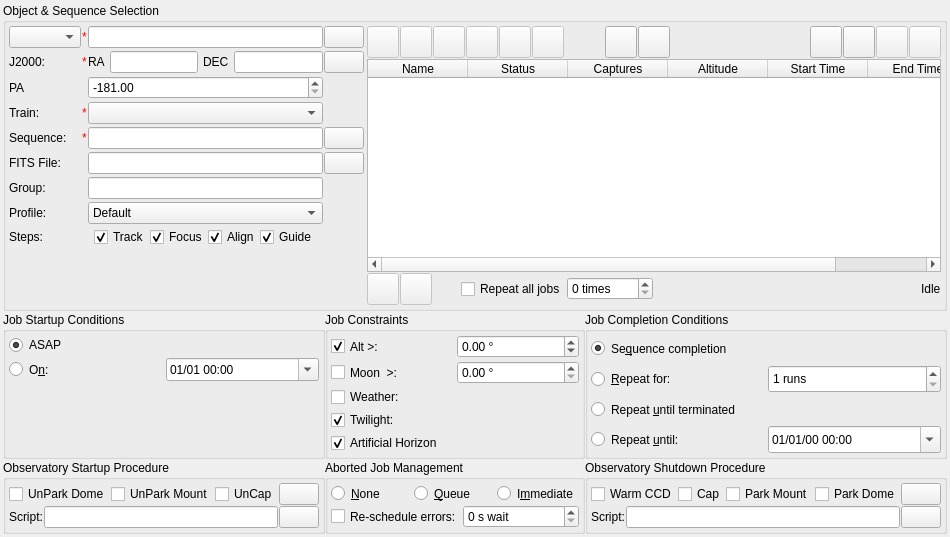
Qt form kstars/ekos/scheduler/scheduler.ui (KDE/kstars) before a commit.
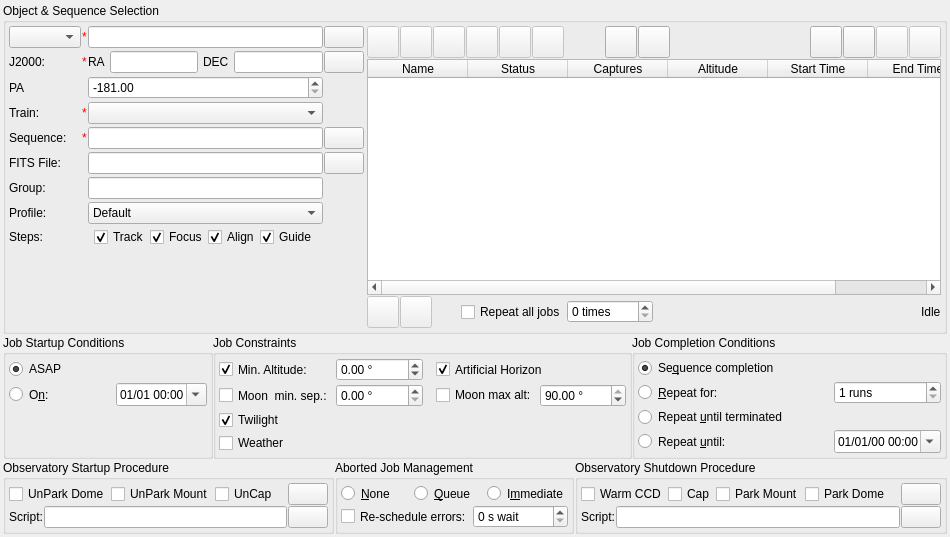
The same form after that commit. Icons and pictures are not drawn. Custom widgets are drawn as their Qt base class.

Commit message:
Moon altitude as schedule constraint
During the time where the moon is visible, it should be possible to schedule only those jobs that are not disturbed by moonlight (e.g. H-alpha captures). To enable this, a new optional constraint is introduced where the maximal moon altitude could be set.

The edit to the form file:
```diff
--- a/kstars/ekos/scheduler/scheduler.ui
+++ b/kstars/ekos/scheduler/scheduler.ui
@@ -10,7 +10,7 @@
     <height>537</height>
    </rect>
   </property>
-  <layout class="QVBoxLayout" name="verticalLayout_8" stretch="4,1">
+  <layout class="QVBoxLayout" name="verticalLayout_8" stretch="4,1,0">
    <property name="spacing">
     <number>1</number>
    </property>
@@ -1316,7 +1316,7 @@
     </widget>
    </item>
    <item>
-    <layout class="QGridLayout" name="gridLayout_3" rowstretch="0,0" columnstretch="1,1,1">
+    <layout class="QGridLayout" name="gridLayoutConditions" rowstretch="0" columnstretch="2,4,3">
      <property name="sizeConstraint">
       <enum>QLayout::SetDefaultConstraint</enum>
      </property>
@@ -1360,7 +1360,7 @@
          <number>3</number>
         </property>
         <item>
-         <layout class="QGridLayout" name="gridLayout_6" rowstretch="1,1,1,1">
+         <layout class="QGridLayout" name="gridLayout_6" rowstretch="1,1,1,1" columnstretch="2,1">
           <property name="spacing">
            <number>3</number>
           </property>
@@ -1517,7 +1517,7 @@
          <number>3</number>
         </property>
         <item>
-         <layout class="QGridLayout" name="gridLayout" rowstretch="0,0">
+         <layout class="QGridLayout" name="gridLayout" rowstretch="1,1" columnstretch="2,1">
           <property name="spacing">
            <number>3</number>
           </property>
@@ -1624,50 +1624,25 @@
          <number>3</number>
         </property>
         <item>
-         <layout class="QGridLayout" name="gridLayout_5" rowstretch="1,1,1,1,0">
+         <layout class="QGridLayout" name="gridLayout_5" rowstretch="1,1,1,1" columnstretch="1,1,1,1,1" columnminimumwidth="0,0,0,0,0">
           <property name="spacing">
            <number>3</number>
           </property>
-          <item row="1" column="0">
-           <widget class="QCheckBox" name="schedulerMoonSeparation">
-            <property name="sizePolicy">
-             <sizepolicy hsizetype="Preferred" vsizetype="Preferred">
-              <horstretch>0</horstretch>
-              <verstretch>0</verstretch>
-             </sizepolicy>
+          <item row="1" column="2">
+           <spacer name="horizontalSpacer_5">
+            <property name="orientation">
+             <enum>Qt::Horizontal</enum>
             </property>
-            <property name="toolTip">
-             <string>The moon separation must remain equal to or higher than the given value.</string>
+            <property name="sizeType">
+             <enum>QSizePolicy::Fixed</enum>
             </property>
-            <property name="text">
-             <string>Moon  &gt;: </string>
+            <property name="sizeHint" stdset="0">
+             <size>
+              <width>10</width>
+              <height>20</height>
+             </size>
             </property>
-            <attribute name="buttonGroup">
-             <string notr="true">constraintButtonGroup</string>
-            </attribute>
-           </widget>
-          </item>
-          <item row="0" column="0">
-           <widget class="QCheckBox" name="schedulerAltitude">
-            <property name="sizePolicy">
-             <sizepolicy hsizetype="Preferred" vsizetype="Preferred">
-              <horstretch>0</horstretch>
-              <verstretch>0</verstretch>
-             </sizepolicy>
-            </property>
-            <property name="toolTip">
-             <string>The object's altitude must remain equal or higher than the given value.</string>
-            </property>
-            <property name="text">
-             <string>Alt &gt;: </string>
-            </property>
-            <property name="checked">
-             <bool>true</bool>
-            </property>
-            <attribute name="buttonGroup">
-             <string notr="true">constraintButtonGroup</string>
-            </attribute>
-           </widget>
+           </spacer>
           </item>
           <item row="0" column="1">
            <widget class="QDoubleSpinBox" name="schedulerAltitudeValue">
@@ -1688,45 +1663,20 @@
             </property>
            </widget>
           </item>
-          <item row="2" column="0">
-           <widget class="QCheckBox" name="schedulerWeather">
-            <property name="sizePolicy">
-             <sizepolicy hsizetype="Preferred" vsizetype="Preferred">
-              <horstretch>0</horstretch>
-              <verstretch>0</verstretch>
-             </sizepolicy>
-            </property>
+          <item row="2" column="1">
+           <widget class="QLabel" name="nightTime">
             <property name="toolTip">
              <string>&lt;html&gt;&lt;head/&gt;&lt;body&gt;&lt;p&gt;Weather conditions must remain safe. When weather conditions become dangerous, shutdown procedure is initiated.&lt;/p&gt;&lt;/body&gt;&lt;/html&gt;</string>
             </property>
             <property name="text">
-             <string>Weather:</string>
+             <string/>
             </property>
-            <attribute name="buttonGroup">
-             <string notr="true">constraintButtonGroup</string>
-            </attribute>
-           </widget>
-          </item>
-          <item row="1" column="1">
-           <widget class="QDoubleSpinBox" name="schedulerMoonSeparationValue">
-            <property name="sizePolicy">
-             <sizepolicy hsizetype="Preferred" vsizetype="Preferred">
-              <horstretch>0</horstretch>
-              <verstretch>0</verstretch>
-             </sizepolicy>
+            <property name="alignment">
+             <set>Qt::AlignCenter</set>
             </property>
-            <property name="suffix">
-             <string> °</string>
-            </property>
-            <property name="maximum">
-             <double>180.000000000000000</double>
-            </property>
-            <property name="singleStep">
-             <double>10.000000000000000</double>
-            </property>
            </widget>
           </item>
-          <item row="3" column="0">
+          <item row="2" column="0">
            <widget class="QCheckBox" name="schedulerTwilight">
             <property name="sizePolicy">
              <sizepolicy hsizetype="Preferred" vsizetype="Preferred">
@@ -1738,7 +1688,7 @@
              <string>&lt;html&gt;&lt;body&gt;&lt;p&gt;The twilight restriction constrains jobs to execute in astronomical darkness. Use the dusk and dawn offsets in the Ekos Scheduler options to adjust the interval.&lt;/p&gt;&lt;/body&gt;&lt;/html&gt;</string>
             </property>
             <property name="text">
-             <string>Twilight:</string>
+             <string>Twilight</string>
             </property>
             <property name="checked">
              <bool>true</bool>
@@ -1748,7 +1698,80 @@
             </attribute>
            </widget>
           </item>
-          <item row="4" column="0">
+          <item row="1" column="1">
+           <widget class="QDoubleSpinBox" name="schedulerMoonSeparationValue">
+            <property name="sizePolicy">
+             <sizepolicy hsizetype="Preferred" vsizetype="Preferred">
+              <horstretch>0</horstretch>
+              <verstretch>0</verstretch>
+             </sizepolicy>
+            </property>
+            <property name="toolTip">
+             <string>&lt;html&gt;&lt;head/&gt;&lt;body&gt;&lt;p&gt;The target must be at least this far from the moon.&lt;/p&gt;&lt;/body&gt;&lt;/html&gt;</string>
+            </property>
+            <property name="suffix">
+             <string> °</string>
+            </property>
+            <property name="maximum">
+             <double>180.000000000000000</double>
+            </property>
+            <property name="singleStep">
+             <double>10.000000000000000</double>
+            </property>
+           </widget>
+          </item>
+          <item row="1" column="4">
+           <widget class="QDoubleSpinBox" name="schedulerMoonAltitudeMaxValue">
+            <property name="toolTip">
+             <string>&lt;html&gt;&lt;head/&gt;&lt;body&gt;&lt;p&gt;The moon must be lower than this altitude.&lt;/p&gt;&lt;/body&gt;&lt;/html&gt;</string>
+            </property>
+            <property name="suffix">
+             <string> °</string>
+            </property>
+            <property name="decimals">
+             <number>2</number>
+            </property>
+            <property name="maximum">
+             <double>90.000000000000000</double>
+            </property>
+            <property name="value">
+             <double>90.000000000000000</double>
+            </property>
+           </widget>
+          </item>
+          <item row="0" column="0">
+           <widget class="QCheckBox" name="schedulerAltitude">
+            <property name="sizePolicy">
+             <sizepolicy hsizetype="Preferred" vsizetype="Preferred">
+              <horstretch>0</horstretch>
+              <verstretch>0</verstretch>
+             </sizepolicy>
+            </property>
+            <property name="toolTip">
+             <string>The object's altitude must remain equal or higher than the given value.</string>
+            </property>
+            <property name="text">
+             <string>Min. Altitude: </string>
+            </property>
+            <property name="checked">
+             <bool>true</bool>
+            </property>
+            <attribute name="buttonGroup">
+             <string notr="true">constraintButtonGroup</string>
+            </attribute>
+           </widget>
+          </item>
+          <item row="1" column="3">
+           <widget class="QCheckBox" name="schedulerMoonAltitude">
+            <property name="toolTip">
+             <string>&lt;html&gt;&lt;head/&gt;&lt;body&gt;&lt;p&gt;The moon must be lower than this altitude.&lt;/p&gt;&lt;/body&gt;&lt;/html&gt;</string>
+            </property>
+            <property name="text">
+             <string>Moon max alt:</string>
+            </property>
+           </widget>
+          </item>
+          <item row="0" column="3" colspan="2">
            <widget class="QCheckBox" name="schedulerHorizon">
             <property name="sizePolicy">
              <sizepolicy hsizetype="Preferred" vsizetype="Preferred">
@@ -1770,7 +1793,45 @@
             </attribute>
            </widget>
           </item>
-          <item row="2" column="1">
+          <item row="1" column="0">
+           <widget class="QCheckBox" name="schedulerMoonSeparation">
+            <property name="sizePolicy">
+             <sizepolicy hsizetype="Preferred" vsizetype="Preferred">
+              <horstretch>0</horstretch>
+              <verstretch>0</verstretch>
+             </sizepolicy>
+            </property>
+            <property name="toolTip">
+             <string>&lt;html&gt;&lt;head/&gt;&lt;body&gt;&lt;p&gt;The target must be at least this far from the moon.&lt;/p&gt;&lt;/body&gt;&lt;/html&gt;</string>
+            </property>
+            <property name="text">
+             <string>Moon  min. sep.:</string>
+            </property>
+            <attribute name="buttonGroup">
+             <string notr="true">constraintButtonGroup</string>
+            </attribute>
+           </widget>
+          </item>
+          <item row="3" column="0">
+           <widget class="QCheckBox" name="schedulerWeather">
+            <property name="sizePolicy">
+             <sizepolicy hsizetype="Preferred" vsizetype="Preferred">
+              <horstretch>0</horstretch>
+              <verstretch>0</verstretch>
+             </sizepolicy>
+            </property>
+            <property name="toolTip">
+             <string>&lt;html&gt;&lt;head/&gt;&lt;body&gt;&lt;p&gt;Weather conditions must remain safe. When weather conditions become dangerous, shutdown procedure is initiated.&lt;/p&gt;&lt;/body&gt;&lt;/html&gt;</string>
+            </property>
+            <property name="text">
+             <string>Weather</string>
+            </property>
+            <attribute name="buttonGroup">
+             <string notr="true">constraintButtonGroup</string>
+            </attribute>
+           </widget>
+          </item>
+          <item row="3" column="1">
            <widget class="QLabel" name="weatherLabel">
             <property name="text">
              <string/>
@@ -1780,219 +1841,16 @@
             </property>
            </widget>
           </item>
-          <item row="3" column="1">
-           <widget class="QLabel" name="nightTime">
-            <property name="toolTip">
-             <string>&lt;html&gt;&lt;head/&gt;&lt;body&gt;&lt;p&gt;Astronomical dawn and dusk for the Scheduler job currently selected, or for today if no job is selected.&lt;/p&gt;&lt;p&gt;- The first value is &lt;span style=&quot; font-weight:600;&quot;&gt;dusk&lt;/span&gt;, specifically the next local time the Sun sets below an altitude of -18° after the job starts.&lt;/p&gt;&lt;p&gt;- The second value is &lt;span style=&quot; font-weight:600;&quot;&gt;dawn&lt;/span&gt;, specifically the next local time the Sun rises higher than an altitude of -18° after the job starts.&lt;/p&gt;&lt;p&gt;A warning symbol indicates the Sun will not travel below the astronomical dusk boundary after the job starts, and that dawn and dusk times are calculated from its minimal altitude. In that situation, the Twilight restriction prevents job execution unless the Ekos Dawn Offset and Dusk Offset options are configured appropriately.&lt;/p&gt;&lt;p&gt;Note that the Ekos Pre-Dawn Offset option virtually advances dawn by a default of 30 minutes and will thus prevent a job from starting just before that moment.&lt;/p&gt;&lt;/body&gt;&lt;/html&gt;</string>
-            </property>
-            <property name="text">
-             <string/>
-            </property>
-            <property name="alignment">
-             <set>Qt::AlignCenter</set>
-            </property>
-           </widget>
-          </item>
          </layout>
         </item>
        </layout>
       </widget>
      </item>
-     <item row="1" column="2">
-      <widget class="QGroupBox" name="shutdownGroupBox">
-       <property name="sizePolicy">
-        <sizepolicy hsizetype="Preferred" vsizetype="Preferred">
-         <horstretch>0</horstretch>
-         <verstretch>0</verstretch>
-        </sizepolicy>
-       </property>
-       <property name="toolTip">
-        <string>&lt;html&gt;&lt;head/&gt;&lt;body&gt;&lt;p&gt;One-time shutdown procedure to be executed after all scheduler jobs are completed. The script is executed &lt;span style=&quot; font-weight:600; text-decoration: underline;&quot;&gt;after&lt;/span&gt; the shutdown procedures (e.g. parking), if selected, are completed.&lt;/p&gt;&lt;/body&gt;&lt;/html&gt;</string>
-       </property>
-       <property name="title">
-        <string>Observatory Shutdown Procedure</string>
-       </property>
-       <layout class="QVBoxLayout" name="verticalLayout_2">
-        <property name="spacing">
-         <number>1</number>
-        </property>
-        <property name="leftMargin">
-         <number>3</number>
-        </property>
-        <property name="topMargin">
-         <number>3</number>
-        </property>
-        <property name="rightMargin">
-         <number>3</number>
-        </property>
-        <property name="bottomMargin">
-         <number>3</number>
-        </property>
-        <item>
-         <layout class="QHBoxLayout" name="horizontalLayout_3">
-          <property name="spacing">
-           <number>1</number>
-          </property>
-          <item>
-           <widget class="QCheckBox" name="schedulerWarmCCD">
-            <property name="enabled">
-             <bool>true</bool>
-            </property>
-            <property name="sizePolicy">
-             <sizepolicy hsizetype="Minimum" vsizetype="Preferred">
-              <horstretch>0</horstretch>
-              <verstretch>0</verstretch>
-             </sizepolicy>
-            </property>
-            <property name="toolTip">
-             <string>Turn off CCD cooler.</string>
-            </property>
-            <property name="text">
-             <string>Warm CCD</string>
-            </property>
-            <attribute name="buttonGroup">
-             <string notr="true">shutdownProcedureGroup</string>
-            </attribute>
-           </widget>
-          </item>
-          <item>
-           <widget class="QCheckBox" name="schedulerCloseDustCover">
-            <property name="sizePolicy">
-             <sizepolicy hsizetype="Minimum" vsizetype="Preferred">
-              <horstretch>0</horstretch>
-              <verstretch>0</verstretch>
-             </sizepolicy>
-            </property>
-            <property name="toolTip">
-             <string>Close dust cover</string>
-            </property>
-            <property name="text">
-             <string>Cap</string>
-            </property>
-            <attribute name="buttonGroup">
-             <string notr="true">shutdownProcedureGroup</string>
-            </attribute>
-           </widget>
-          </item>
-          <item>
-           <widget class="QCheckBox" name="schedulerParkMount">
-            <property name="enabled">
-             <bool>true</bool>
-            </property>
-            <property name="sizePolicy">
-             <sizepolicy hsizetype="Minimum" vsizetype="Preferred">
-              <horstretch>0</horstretch>
-              <verstretch>0</verstretch>
-             </sizepolicy>
-            </property>
-            <property name="toolTip">
-             <string>Park telescope to home position.</string>
-            </property>
-            <property name="text">
-             <string>Park Mount</string>
-            </property>
-            <attribute name="buttonGroup">
-             <string notr="true">shutdownProcedureGroup</string>
-            </attribute>
-           </widget>
-          </item>
-          <item>
-           <widget class="QCheckBox" name="schedulerParkDome">
-            <property name="enabled">
-             <bool>true</bool>
-            </property>
-            <property name="sizePolicy">
-             <sizepolicy hsizetype="Minimum" vsizetype="Preferred">
-              <horstretch>0</horstretch>
-              <verstretch>0</verstretch>
-             </sizepolicy>
-            </property>
-            <property name="toolTip">
-             <string>Park dome to home position</string>
-            </property>
-            <property name="text">
-             <string>Park Dome</string>
-            </property>
-            <attribute name="buttonGroup">
-             <string notr="true">shutdownProcedureGroup</string>
-            </attribute>
-           </widget>
-          </item>
-          <item>
-           <spacer name="horizontalSpacer_8">
-            <property name="orientation">
-             <enum>Qt::Horizontal</enum>
-            </property>
-            <property name="sizeHint" stdset="0">
-             <size>
-              <width>40</width>
-              <height>20</height>
-             </size>
-            </property>
-           </spacer>
-          </item>
-          <item>
-           <widget class="QPushButton" name="shutdownB">
-            <property name="sizePolicy">
-             <sizepolicy hsizetype="Preferred" vsizetype="Preferred">
-              <horstretch>0</horstretch>
-              <verstretch>0</verstretch>
-             </sizepolicy>
-            </property>
-            <property name="text">
-             <string/>
-            </property>
-           </widget>
-          </item>
-         </layout>
-        </item>
-        <item>
-         <layout class="QHBoxLayout" name="horizontalLayout">
-          <property name="spacing">
-           <number>1</number>
-          </property>
-          <item>
-           <widget class="QLabel" name="label_13">
-            <property name="text">
-             <string>Script:</string>
-            </property>
-           </widget>
-          </item>
-          <item>
-           <widget class="QLineEdit" name="schedulerShutdownScript">
-            <property name="sizePolicy">
-             <sizepolicy hsizetype="MinimumExpanding" vsizetype="Preferred">
-              <horstretch>0</horstretch>
-              <verstretch>0</verstretch>
-             </sizepolicy>
-            </property>
-            <property name="readOnly">
-             <bool>false</bool>
-            </property>
-            <property name="clearButtonEnabled">
-             <bool>true</bool>
-            </property>
-           </widget>
-          </item>
-          <item>
-           <widget class="QPushButton" name="selectShutdownScriptB">
-            <property name="sizePolicy">
-             <sizepolicy hsizetype="Preferred" vsizetype="Preferred">
-              <horstretch>0</horstretch>
-              <verstretch>0</verstretch>
-             </sizepolicy>
-            </property>
-            <property name="text">
-             <string/>
-            </property>
-           </widget>
-          </item>
-         </layout>
-        </item>
-       </layout>
-      </widget>
-     </item>
-     <item row="1" column="1">
+    </layout>
+   </item>
+   <item>
+    <layout class="QGridLayout" name="gridLayoutStartStop" columnstretch="0,0,0">
+     <item row="0" column="1">
       <widget class="QGroupBox" name="errorHandlingGroup">
        <property name="toolTip">
         <string>&lt;html&gt;&lt;head/&gt;&lt;body&gt;&lt;p&gt;Define what should happen when a job steps into an error or aborts:&lt;/p&gt;&lt;ul style=&quot;margin-top: 0px; margin-bottom: 0px; margin-left: 0px; margin-right: 0px; -qt-list-indent: 1;&quot;&gt;&lt;li style=&quot; margin-top:12px; margin-bottom:0px; margin-left:0px; margin-right:0px; -qt-block-indent:0; text-indent:0px;&quot;&gt;&lt;span style=&quot; font-weight:600;&quot;&gt;Don't re-schedule&lt;/span&gt;: Don't restart the job in case of an error or an abort.&lt;/li&gt;&lt;li style=&quot; margin-top:0px; margin-bottom:0px; margin-left:0px; margin-right:0px; -qt-block-indent:0; text-indent:0px;&quot;&gt;&lt;span style=&quot; font-weight:600;&quot;&gt;Re-schedule after all terminated&lt;/span&gt;: If a job gets aborted, the scheduler will only re-schedule it if when all jobs are finished or aborted. If this is the case, the scheduler re-schedules all aborted jobs and sleeps for the given delay.&lt;/li&gt;&lt;li style=&quot; margin-top:0px; margin-bottom:12px; margin-left:0px; margin-right:0px; -qt-block-indent:0; text-indent:0px;&quot;&gt;&lt;span style=&quot; font-weight:600;&quot;&gt;Re-schedule immediately&lt;/span&gt;: As soon as a job gets aborted, the scheduler will re-schedule it and waits the given delay.&lt;/li&gt;&lt;/ul&gt;&lt;p&gt;If the option for re-scheduling errors is selected, errors are handled like aborts. Otherwise, jobs that step into an error are never re-scheduled.&lt;/p&gt;&lt;/body&gt;&lt;/html&gt;</string>
@@ -2128,7 +1986,7 @@
        </layout>
       </widget>
      </item>
-     <item row="1" column="0">
+     <item row="0" column="0">
       <widget class="QGroupBox" name="startupGroupBox">
        <property name="toolTip">
         <string>&lt;html&gt;&lt;head/&gt;&lt;body&gt;&lt;p&gt;One-time startup procedure to be executed before starting Ekos. The script is executed &lt;span style=&quot; font-weight:600; text-decoration: underline;&quot;&gt;before&lt;/span&gt; the startup procedures (e.g. unpark scope), if selected, are executed.&lt;/p&gt;&lt;/body&gt;&lt;/html&gt;</string>
@@ -2294,6 +2152,200 @@
        </layout>
       </widget>
      </item>
+     <item row="0" column="2">
+      <widget class="QGroupBox" name="shutdownGroupBox">
+       <property name="sizePolicy">
+        <sizepolicy hsizetype="Preferred" vsizetype="Preferred">
+         <horstretch>0</horstretch>
+         <verstretch>0</verstretch>
+        </sizepolicy>
+       </property>
+       <property name="toolTip">
+        <string>&lt;html&gt;&lt;head/&gt;&lt;body&gt;&lt;p&gt;One-time shutdown procedure to be executed after all scheduler jobs are completed. The script is executed &lt;span style=&quot; font-weight:600; text-decoration: underline;&quot;&gt;after&lt;/span&gt; the shutdown procedures (e.g. parking), if selected, are completed.&lt;/p&gt;&lt;/body&gt;&lt;/html&gt;</string>
+       </property>
+       <property name="title">
+        <string>Observatory Shutdown Procedure</string>
+       </property>
+       <layout class="QVBoxLayout" name="verticalLayout_2">
+        <property name="spacing">
+         <number>1</number>
+        </property>
+        <property name="leftMargin">
+         <number>3</number>
+        </property>
+        <property name="topMargin">
+         <number>3</number>
+        </property>
+        <property name="rightMargin">
+         <number>3</number>
+        </property>
+        <property name="bottomMargin">
+         <number>3</number>
+        </property>
+        <item>
+         <layout class="QHBoxLayout" name="horizontalLayout_3">
+          <property name="spacing">
+           <number>1</number>
+          </property>
+          <item>
+           <widget class="QCheckBox" name="schedulerWarmCCD">
+            <property name="enabled">
+             <bool>true</bool>
+            </property>
+            <property name="sizePolicy">
+             <sizepolicy hsizetype="Minimum" vsizetype="Preferred">
+              <horstretch>0</horstretch>
+              <verstretch>0</verstretch>
+             </sizepolicy>
+            </property>
+            <property name="toolTip">
+             <string>Turn off CCD cooler.</string>
+            </property>
+            <property name="text">
+             <string>Warm CCD</string>
+            </property>
+            <attribute name="buttonGroup">
+             <string notr="true">shutdownProcedureGroup</string>
+            </attribute>
+           </widget>
+          </item>
+          <item>
+           <widget class="QCheckBox" name="schedulerCloseDustCover">
+            <property name="sizePolicy">
+             <sizepolicy hsizetype="Minimum" vsizetype="Preferred">
+              <horstretch>0</horstretch>
+              <verstretch>0</verstretch>
+             </sizepolicy>
+            </property>
+            <property name="toolTip">
+             <string>Close dust cover</string>
+            </property>
+            <property name="text">
+             <string>Cap</string>
+            </property>
+            <attribute name="buttonGroup">
+             <string notr="true">shutdownProcedureGroup</string>
+            </attribute>
+           </widget>
+          </item>
+          <item>
+           <widget class="QCheckBox" name="schedulerParkMount">
+            <property name="enabled">
+             <bool>true</bool>
+            </property>
+            <property name="sizePolicy">
+             <sizepolicy hsizetype="Minimum" vsizetype="Preferred">
+              <horstretch>0</horstretch>
+              <verstretch>0</verstretch>
+             </sizepolicy>
+            </property>
+            <property name="toolTip">
+             <string>Park telescope to home position.</string>
+            </property>
+            <property name="text">
+             <string>Park Mount</string>
+            </property>
+            <attribute name="buttonGroup">
+             <string notr="true">shutdownProcedureGroup</string>
+            </attribute>
+           </widget>
+          </item>
+          <item>
+           <widget class="QCheckBox" name="schedulerParkDome">
+            <property name="enabled">
+             <bool>true</bool>
+            </property>
+            <property name="sizePolicy">
+             <sizepolicy hsizetype="Minimum" vsizetype="Preferred">
+              <horstretch>0</horstretch>
+              <verstretch>0</verstretch>
+             </sizepolicy>
+            </property>
+            <property name="toolTip">
+             <string>Park dome to home position</string>
+            </property>
+            <property name="text">
+             <string>Park Dome</string>
+            </property>
+            <attribute name="buttonGroup">
+             <string notr="true">shutdownProcedureGroup</string>
+            </attribute>
+           </widget>
+          </item>
+          <item>
+           <spacer name="horizontalSpacer_8">
+            <property name="orientation">
+             <enum>Qt::Horizontal</enum>
+            </property>
+            <property name="sizeHint" stdset="0">
+             <size>
+              <width>40</width>
+              <height>20</height>
+             </size>
+            </property>
+           </spacer>
+          </item>
+          <item>
+           <widget class="QPushButton" name="shutdownB">
+            <property name="sizePolicy">
+             <sizepolicy hsizetype="Preferred" vsizetype="Preferred">
+              <horstretch>0</horstretch>
+              <verstretch>0</verstretch>
+             </sizepolicy>
+            </property>
+            <property name="text">
+             <string/>
+            </property>
+           </widget>
+          </item>
+         </layout>
+        </item>
+        <item>
+         <layout class="QHBoxLayout" name="horizontalLayout">
+          <property name="spacing">
+           <number>1</number>
+          </property>
+          <item>
+           <widget class="QLabel" name="label_13">
+            <property name="text">
+             <string>Script:</string>
+            </property>
+           </widget>
+          </item>
+          <item>
+           <widget class="QLineEdit" name="schedulerShutdownScript">
+            <property name="sizePolicy">
+             <sizepolicy hsizetype="MinimumExpanding" vsizetype="Preferred">
+              <horstretch>0</horstretch>
+              <verstretch>0</verstretch>
+             </sizepolicy>
+            </property>
+            <property name="readOnly">
+             <bool>false</bool>
+            </property>
+            <property name="clearButtonEnabled">
+             <bool>true</bool>
+            </property>
+           </widget>
+          </item>
+          <item>
+           <widget class="QPushButton" name="selectShutdownScriptB">
+            <property name="sizePolicy">
+             <sizepolicy hsizetype="Preferred" vsizetype="Preferred">
+              <horstretch>0</horstretch>
+              <verstretch>0</verstretch>
+             </sizepolicy>
+            </property>
+            <property name="text">
+             <string/>
+            </property>
+           </widget>
+          </item>
+         </layout>
+        </item>
+       </layout>
+      </widget>
+     </item>
     </layout>
    </item>
   </layout>
```
Left out of the diff: 14 changed lines with no effect on the pictures. The commit also changes 16 other files.
